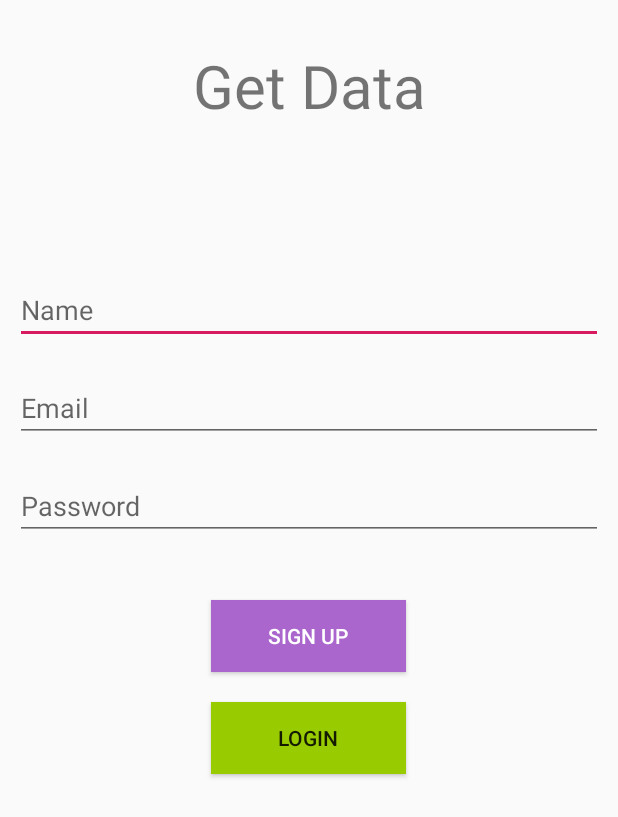
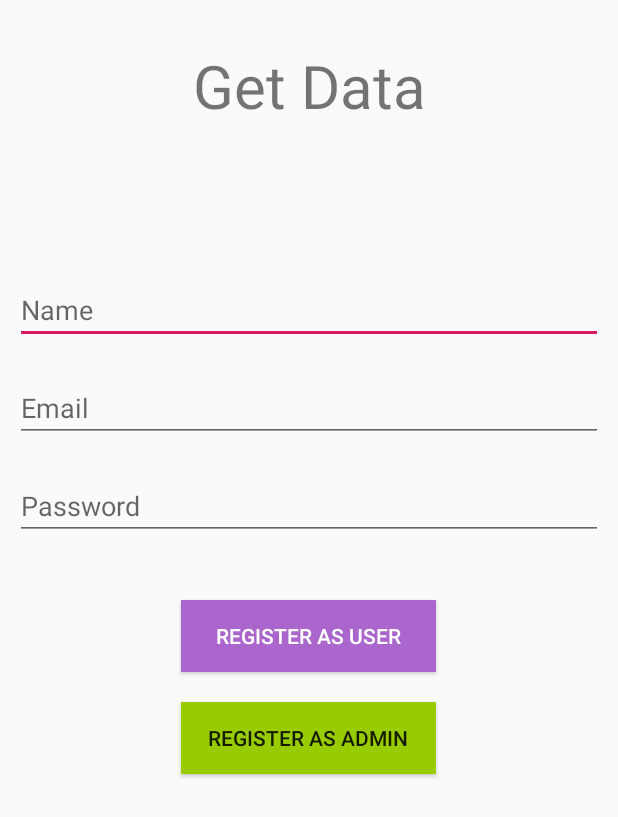
Before and after one commit to vaibnak/DataCollection, an Android app: the layout activity_main.xml on its own in the app's theme, with its tools: preview values and no code run, on a phone screen of 412 x 824 dp. Shown: the top 817 px of the screen. Run offline under Robolectric (Android 15) with nearby library versions, the phone set to English and light mode, and no system bars.

```diff
--- a/app/build.gradle
+++ b/app/build.gradle
@@ -23,8 +23,11 @@ dependencies {
     implementation fileTree(dir: 'libs', include: ['*.jar'])
     implementation 'com.android.support:appcompat-v7:28.0.0'
     implementation 'com.android.support.constraint:constraint-layout:1.1.3'
-    implementation 'com.google.firebase:firebase-auth:16.0.3'
+    implementation 'com.google.firebase:firebase-auth:16.2.1'
     testImplementation 'junit:junit:4.12'
     androidTestImplementation 'com.android.support.test:runner:1.0.2'
     androidTestImplementation 'com.android.support.test.espresso:espresso-core:3.0.2'
+    implementation 'com.google.firebase:firebase-core:16.0.8'
 }
+
+apply plugin: 'com.google.gms.google-services'
--- a/app/src/main/res/layout/activity_main.xml
+++ b/app/src/main/res/layout/activity_main.xml
@@ -49,22 +49,22 @@
         >
         <Button
             android:id="@+id/sup"
-            android:layout_width="130dp"
+            android:layout_width="170dp"
             android:layout_height="wrap_content"
             android:layout_margin="10dp"
             android:background="@android:color/holo_purple"
             android:onClick="signup"
-            android:text="Sign up"
+            android:text="Register as User"
             android:textColor="@android:color/background_light" />
 
         <Button
             android:id="@+id/log"
-            android:layout_width="130dp"
+            android:layout_width="170dp"
             android:layout_height="wrap_content"
             android:layout_margin="10dp"
             android:background="@android:color/holo_green_light"
             android:onClick="login"
-            android:text="Login" />
+            android:text="Register as Admin" />
     </LinearLayout>
 
 
--- a/build.gradle
+++ b/build.gradle
@@ -8,7 +8,7 @@ buildscript {
     }
     dependencies {
         classpath 'com.android.tools.build:gradle:3.3.2'
-        classpath 'com.google.gms:google-services:4.1.0'
+        classpath 'com.google.gms:google-services:4.0.1'
 
         // NOTE: Do not place your application dependencies here; they belong
         // in the individual module build.gradle files
```
Also changed, not shown: app/src/main/java/com/example/datacollection/MainActivity.java (+48 -6 lines).
